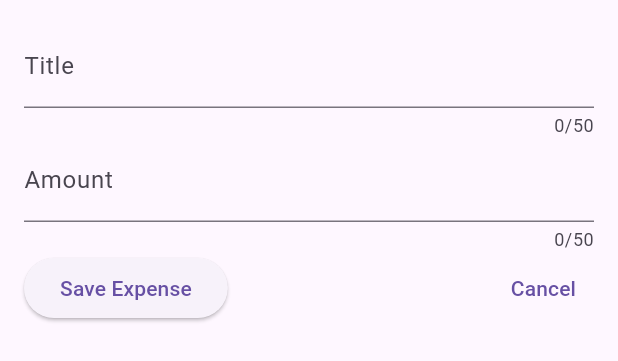
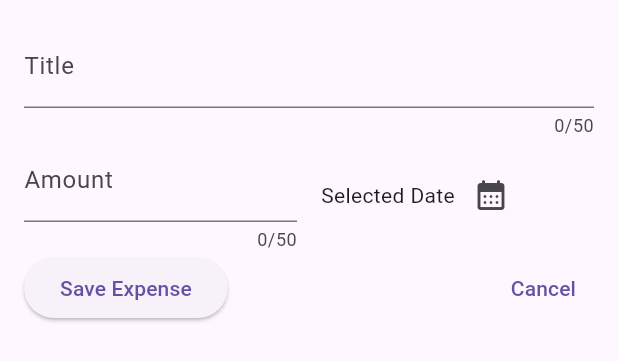
Before and after one commit to Ferskken/expense_tracker, a Flutter app: the NewExpense widget shown alone on an empty page, opened directly, after a tap on "Save Expense", on a phone screen of 412 x 824 dp. Shown: the top 361 px of the screen. Run offline on Flutter 3.47's test engine with Material 2 defaults, Android fonts, the phone set to English and light mode, and no system bars.

Commit message:
Added temp "Date picker" button in new_expense

```diff
--- a/lib/widgets/new_expense.dart
+++ b/lib/widgets/new_expense.dart
@@ -11,12 +11,12 @@ class NewExpense extends StatefulWidget {
 
 class _NewExpenseState extends State<NewExpense> {
   final _titleController = TextEditingController();
-  final _valueController = TextEditingController();
+  final _amountController = TextEditingController();
 
   @override
   void dispose() {
     _titleController.dispose();
-    _valueController.dispose();
+    _amountController.dispose();
     super.dispose();
   }
 
@@ -32,27 +32,45 @@ class _NewExpenseState extends State<NewExpense> {
             keyboardType: TextInputType.text,
             decoration: const InputDecoration(label: Text("Title")),
           ),
-          TextField(
-            controller: _valueController,
-            maxLength: 50,
-            keyboardType: TextInputType.number,
-            decoration:
-                const InputDecoration(prefixText: "\$ ", label: Text("Amount")),
+          Row(
+            children: [
+              Expanded(
+                child: TextField(
+                  controller: _amountController,
+                  maxLength: 50,
+                  keyboardType: TextInputType.number,
+                  decoration: const InputDecoration(
+                      prefixText: "\$ ", label: Text("Amount")),
+                ),
+              ),
+              const SizedBox(width: 16),
+              Expanded(
+                  child: Row(
+                children: [
+                  const Text("Selected Date"),
+                  IconButton(
+                    onPressed: () {},
+                    icon: const Icon(
+                      Icons.calendar_month_rounded,
+                    ),
+                  ),
+                ],
+              )),
+            ],
           ),
           Row(
             children: [
               ElevatedButton(
                 onPressed: () {
                   print(_titleController.text);
-                  print(_valueController.text);
+                  print(_amountController.text);
                 },
                 child: const Text("Save Expense"),
               ),
               Spacer(),
               TextButton(
                 onPressed: () {
-                  print(_titleController.text);
-                  print(_valueController.text);
+                  Navigator.pop(context);
                 },
                 child: const Text("Cancel"),
               ),
```
